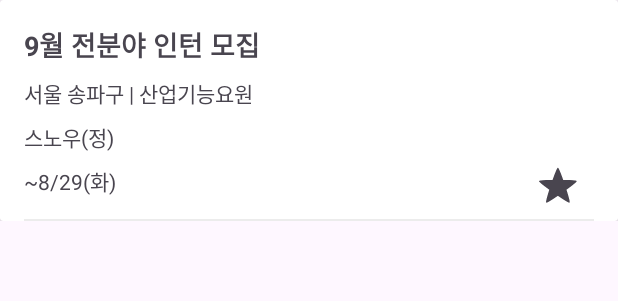
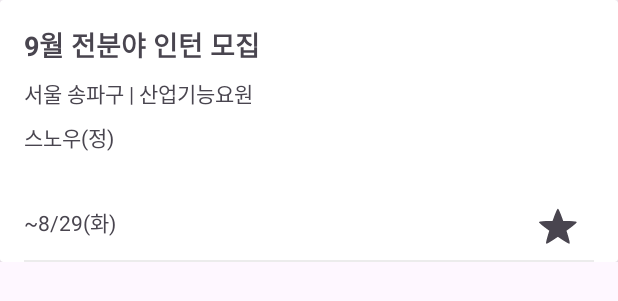
Before and after one commit to pknu-wap/2023_RDC_NAPPED, an Android app: the layout item_employment.xml on its own in the app's theme, with its tools: preview values and no code run, on a phone screen of 412 x 824 dp. Shown: the top 301 px of the screen. Run offline under Robolectric (Android 15) with nearby library versions, the light colour scheme and no system bars.

Commit message:
[STYLE] #5 : 채용공고 화면 아이템 구현

```diff
--- a/android/app/src/main/res/layout/item_employment.xml
+++ b/android/app/src/main/res/layout/item_employment.xml
@@ -1,11 +1,18 @@
 <?xml version="1.0" encoding="utf-8"?>
-<androidx.constraintlayout.widget.ConstraintLayout xmlns:android="http://schemas.android.com/apk/res/android"
+<layout xmlns:android="http://schemas.android.com/apk/res/android"
     xmlns:app="http://schemas.android.com/apk/res-auto"
-    xmlns:tools="http://schemas.android.com/tools"
+    xmlns:tools="http://schemas.android.com/tools">
+    <data>
+        <variable
+            name="model"
+            type="com.jaino.domain.model.Employment" />
+    </data>
+    <androidx.constraintlayout.widget.ConstraintLayout
         android:layout_width="match_parent"
         android:layout_height="wrap_content">
 
         <androidx.cardview.widget.CardView
+            android:id="@+id/cd_item_employment"
             android:layout_width="match_parent"
             android:layout_height="wrap_content"
             app:layout_constraintBottom_toBottomOf="parent"
@@ -26,16 +33,18 @@
                     android:textStyle="bold"
                     android:textSize="18sp"
                     android:layout_marginTop="16dp"
-                app:layout_constraintBottom_toTopOf="@+id/employmentItemContent"
+                    android:text="@{model.title}"
+                    app:layout_constraintBottom_toTopOf="@+id/tv_employment_item_location"
                     app:layout_constraintStart_toStartOf="parent"
                     app:layout_constraintTop_toTopOf="parent" />
 
                 <TextView
-                android:id="@+id/employmentItemContent"
+                    android:id="@+id/tv_employment_item_location"
                     android:layout_width="wrap_content"
                     android:layout_height="wrap_content"
                     tools:text="서울 송파구 | 산업기능요원 "
                     android:textSize="14sp"
+                    android:text="@{model.location}"
                     android:layout_marginTop="8dp"
                     app:layout_constraintBottom_toTopOf="@+id/employmentItemCompanyName"
                     app:layout_constraintStart_toStartOf="parent"
@@ -45,22 +54,23 @@
                     android:id="@+id/employmentItemCompanyName"
                     android:layout_width="wrap_content"
                     android:layout_height="wrap_content"
-                tools:text="스노우(정)"
                     android:layout_marginTop="8dp"
-                app:layout_constraintBottom_toTopOf="@+id/employmentItemDeadLine"
+                    android:text="@{model.company}"
                     app:layout_constraintStart_toStartOf="parent"
-                app:layout_constraintTop_toBottomOf="@+id/employmentItemContent" />
+                    app:layout_constraintTop_toBottomOf="@+id/tv_employment_item_location"
+                    tools:text="스노우(정)" />
 
                 <TextView
                     android:id="@+id/employmentItemDeadLine"
                     android:layout_width="wrap_content"
                     android:layout_height="wrap_content"
-                tools:text="~8/29(화)"
                     android:layout_marginTop="8dp"
                     android:layout_marginBottom="16dp"
+                    android:text="@{model.deadline}"
                     app:layout_constraintBottom_toBottomOf="parent"
                     app:layout_constraintStart_toStartOf="parent"
-                app:layout_constraintTop_toBottomOf="@+id/employmentItemCompanyName" />
+                    app:layout_constraintTop_toBottomOf="@+id/tv_employment_item_agent"
+                    tools:text="~8/29(화)" />
 
                 <CheckBox
                     android:id="@+id/employmentItemFavorites"
@@ -79,8 +89,18 @@
                     app:layout_constraintBottom_toBottomOf="parent"
                     app:layout_constraintEnd_toEndOf="parent"
                     app:layout_constraintStart_toStartOf="parent" />
+
+                <TextView
+                    android:id="@+id/tv_employment_item_agent"
+                    android:layout_width="wrap_content"
+                    android:layout_height="wrap_content"
+                    android:layout_marginTop="8dp"
+                    android:text="@{ model.agentKind}"
+                    app:layout_constraintStart_toStartOf="parent"
+                    app:layout_constraintTop_toBottomOf="@+id/employmentItemCompanyName" />
             </androidx.constraintlayout.widget.ConstraintLayout>
 
         </androidx.cardview.widget.CardView>
 
     </androidx.constraintlayout.widget.ConstraintLayout>
+</layout>
--- /dev/null
+++ b/android/design_system/src/main/res/color/checkbox_selector_color.xml
@@ -0,0 +1,7 @@
+<?xml version="1.0" encoding="utf-8"?>
+<selector xmlns:android="http://schemas.android.com/apk/res/android">
+    <item android:color="@color/light_gray"
+        android:state_checked="false"/>
+    <item android:color="@color/app_color"
+        android:state_checked="true"/>
+</selector>
```
Lines whose indentation alone changed are shown as unchanged.
